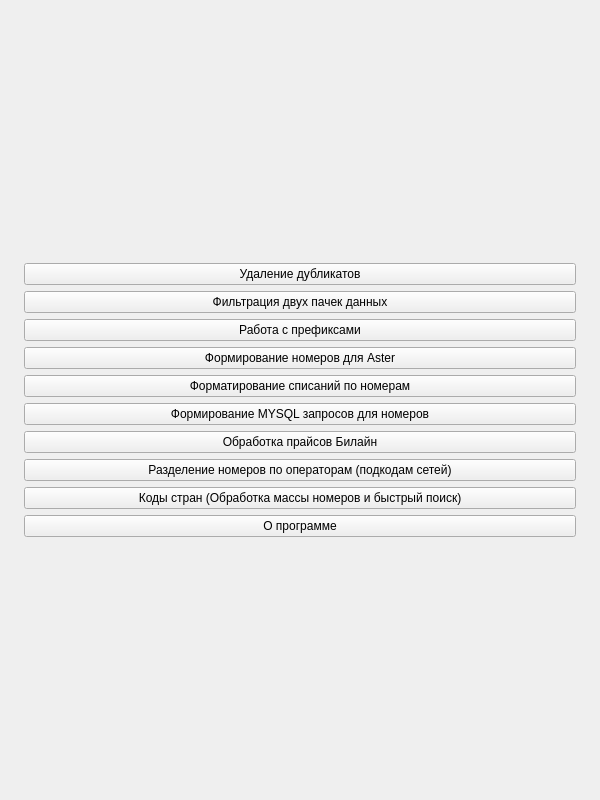
This is interface.ui in app8ook/SimpleScripts as Qt 5 draws it before an edit. The edited form follows.
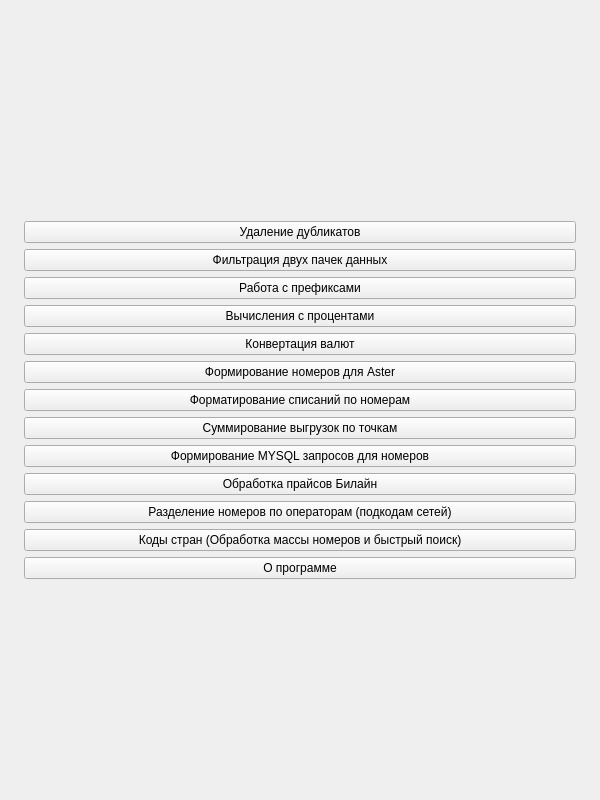
This is the edited form. Icons and pictures are not drawn.

What changed in the file:
```diff
--- a/interface.ui
+++ b/interface.ui
@@ -68,6 +68,24 @@
           </widget>
 
          </item>
+         <item>
+
+          <widget class="QPushButton" name="pushButton_12">
+           <property name="text">
+            <string>Вычисления с процентами</string>
+           </property>
+          </widget>
+
+         </item>
+         <item>
+
+          <widget class="QPushButton" name="pushButton_13">
+           <property name="text">
+            <string>Конвертация валют</string>
+           </property>
+          </widget>
+
+         </item>
          <item>
 
           <widget class="QPushButton" name="pushButton_4">
@@ -86,6 +104,15 @@
           </widget>
 
          </item>
+         <item>
+
+          <widget class="QPushButton" name="pushButton_11">
+           <property name="text">
+            <string>Суммирование выгрузок по точкам</string>
+           </property>
+          </widget>
+
+         </item>
          <item>
 
           <widget class="QPushButton" name="pushButton_6">
```
